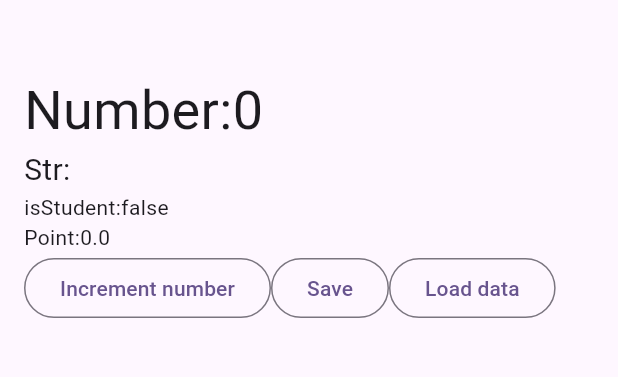
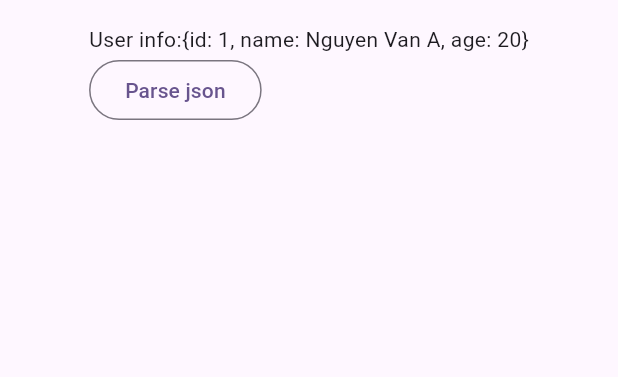
Before and after one commit to VangThao1905/flutter_basic, a Flutter app: the screen it shows after launch, on a phone screen of 412 x 824 dp, the part 84-461 px from its top. Run offline on Flutter 3.47's test engine with Material 3 defaults, Android fonts, the phone set to English and light mode, and no system bars; our stand-ins replace freezed_annotation.

Commit message:
implement model with freezed

```diff
--- a/flutter_basic/lib/main.dart
+++ b/flutter_basic/lib/main.dart
@@ -1,11 +1,6 @@
-import 'dart:developer';
-
-import 'package:flutter/cupertino.dart';
 import 'package:flutter/material.dart';
-import 'package:flutter_basic/page_a.dart';
 import 'package:flutter_basic/page_b.dart';
-import 'package:flutter_basic/user_model.dart';
-import 'package:shared_preferences/shared_preferences.dart';
+import 'package:flutter_basic/user_model_new.dart';
 
 void main() {
   runApp(const MyApp());
@@ -36,42 +31,12 @@ class ScreenTwo extends StatefulWidget {
 }
 
 class _ScreenTwoState extends State<ScreenTwo> {
-  int number = 0;
-  String str = "";
-  bool isStudent = false;
-  double point = 0.0;
+  UserModelNew userModelNew = UserModelNew();
 
   @override
   void initState() {
+    userModelNew = userModelNew.copyWith(id: 1, name: 'Nguyen Van A', age: 20);
     super.initState();
-  }
-
-  Future<void> saveData() async {
-    final SharedPreferences prefs = await SharedPreferences.getInstance();
-
-    /// Luu du lieu
-    prefs.setInt('number', number);
-    prefs.setString('str', str);
-  }
-
-  Future<void> getData() async {
-    final SharedPreferences prefs = await SharedPreferences.getInstance();
-
-    ///Doc du lieu ra
-    int? numberTemp = prefs.getInt('number') ?? 0;
-    String? getStr = prefs.getString('str') ?? '';
-    log('getData:$numberTemp');
-    setState(() {
-      number = numberTemp;
-      str = getStr;
-    });
-  }
-
-  void incrementNumber() {
-    setState(() {
-      number++;
-      str += 'Xin chao';
-    });
   }
 
   @override
@@ -93,30 +58,24 @@ class _ScreenTwoState extends State<ScreenTwo> {
                 mainAxisAlignment: MainAxisAlignment.start,
                 crossAxisAlignment: CrossAxisAlignment.start,
                 children: [
-                  SizedBox(height: 32),
-                  Text('Number:$number', style: TextStyle(fontSize: 36)),
-                  Text('Str:$str', style: TextStyle(fontSize: 20)),
-                  Text('isStudent:$isStudent'),
-                  Text('Point:$point'),
-                  Row(
-                    children: [
-                      OutlinedButton(
-                        onPressed: incrementNumber,
-                        child: Text('Increment number'),
-                      ),
-                      OutlinedButton(
-                        onPressed: () async {
-                          await saveData();
-                        },
-                        child: Text('Save'),
-                      ),
-                      OutlinedButton(
-                        onPressed: () async {
-                          await getData();
-                        },
-                        child: Text('Load data'),
-                      ),
-                    ],
+                  Text('User info:${userModelNew.toJson()}'),
+
+                  OutlinedButton(
+                    onPressed: () {
+                      /// Call API
+                      Map<String, dynamic> json = {
+                        'id': 2,
+                        'name': 'Tran Van B',
+                        'age': 25,
+                      };
+
+                      UserModelNew user = UserModelNew.fromJson(json);
+
+                      setState(() {
+                        userModelNew = user;
+                      });
+                    },
+                    child: Text('Parse json'),
                   ),
                 ],
               ),
--- a/flutter_basic/lib/user_model.dart
+++ b/flutter_basic/lib/user_model.dart
@@ -1,14 +1,21 @@
 import 'dart:developer';
 
-class UserModel{
+class UserModel {
   int id;
   String name;
   int age;
 
-  UserModel(this.id,this.name, this.age);
+  UserModel({required this.id, required this.name, required this.age});
 
-  void showUserInfo(){
+  Map<String, dynamic> toJson() {
+    return {'id': id, 'name': name, 'age': age};
+  }
+
+  UserModel fromJson(Map<String, dynamic> json) {
+    return UserModel(id: json['id'], name: json['name'], age: json['age']);
+  }
+
+  void showUserInfo() {
     log('User info: id = $id, name = $name, age = $age');
   }
-  // fix lints
 }
--- /dev/null
+++ b/flutter_basic/lib/user_model_new.dart
@@ -0,0 +1,17 @@
+import 'package:freezed_annotation/freezed_annotation.dart';
+
+part 'user_model_new.freezed.dart';
+
+part 'user_model_new.g.dart';
+
+@freezed
+class UserModelNew with _$UserModelNew {
+  const factory UserModelNew({
+    @Default(0) int id,
+    @Default('') String name,
+    @Default(0) int age,
+  }) = _UserModelNew;
+
+  factory UserModelNew.fromJson(Map<String, dynamic> json) =>
+      _$UserModelNewFromJson(json);
+}
```
Also changed, not shown: flutter_basic/pubspec.yaml (+6 -22 lines), flutter_basic/lib/user_model_new.freezed.dart (added), flutter_basic/lib/user_model_new.g.dart (added), flutter_basic/pubspec.lock.
